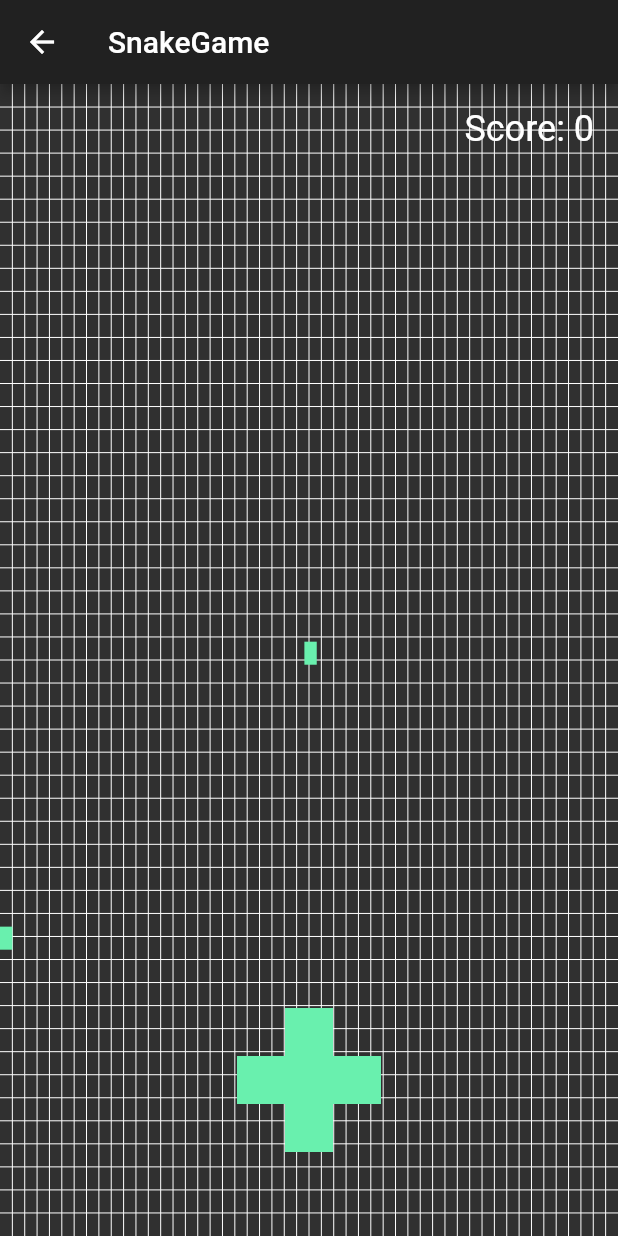
After one commit to Nolence/flutter_challenges, a Flutter app: the screen it shows after launch, after a tap on "Snake", on a phone screen of 412 x 824 dp. The commit adds this screen. Run offline on Flutter 3.47's test engine with Material 2 defaults, Android fonts, the phone set to English and light mode, and no system bars; missing offline and left inert: fast_noise.

Commit message:
Basic structure of snake game

```diff
--- a/lib/main.dart
+++ b/lib/main.dart
@@ -1,6 +1,7 @@
 import 'package:challenges/constants.dart';
 import 'package:challenges/pages/bubbles/bubbles.dart';
 import 'package:challenges/pages/fractals/fractals.dart';
+import 'package:challenges/pages/snake_game/snake_game.dart';
 import 'package:challenges/pages/starfield/starfield.dart';
 import 'package:challenges/pages/walkers/walkers.dart';
 import 'package:flutter/material.dart';
@@ -19,6 +20,7 @@ class App extends StatelessWidget {
         '/fractals': (_) => Fractals(),
         '/bubbles': (_) => Bubbles(),
         '/starfield': (_) => Starfield(),
+        '/snake': (_) => SnakeGame(),
       },
     );
   }
@@ -63,6 +65,11 @@ class _HomeState extends State<Home> {
               to: '/bubbles',
               description:
                   'An extension of starfield for drawing popping bubbles',
+            ),
+            PageButton(
+              title: 'Snake',
+              to: '/snake',
+              description: 'Snake game!',
             ),
           ],
         ),
--- /dev/null
+++ b/lib/pages/snake_game/models/snake.dart
@@ -0,0 +1,30 @@
+import 'package:flutter/material.dart';
+
+class Snake {
+  Snake(
+    this.position,
+    this.direction, {
+    this.height,
+    this.width,
+  }) : speed = 1.0;
+
+  Offset position;
+  Offset direction;
+  final double speed;
+  final double height;
+  final double width;
+
+  void show(Canvas canvas, Paint paint, Size size) {
+    paint = paint..color = Colors.greenAccent;
+
+    canvas.drawRect(
+      Rect.fromLTWH(position.dx, position.dy, width, height),
+      paint,
+    );
+  }
+
+  void update() {
+    // This won't work
+    position += direction * (speed * width);
+  }
+}
--- /dev/null
+++ b/lib/pages/snake_game/snake_game.dart
@@ -0,0 +1,356 @@
+import 'dart:math';
+import 'dart:ui';
+
+import 'package:challenges/mixins/setup_mixin.dart';
+import 'package:challenges/pages/snake_game/models/snake.dart';
+import 'package:challenges/utils/map_range.dart';
+import 'package:flutter/material.dart';
+
+enum GameState { menu, playing, lost }
+
+class SnakeGame extends StatefulWidget {
+  @override
+  _SnakeGameState createState() => _SnakeGameState();
+}
+
+class _SnakeGameState extends State<SnakeGame>
+    with SingleTickerProviderStateMixin, SetupMixin {
+  AnimationController _animationController;
+  Snake snake;
+  var snakeGameState = SnakeGameState(GameState.playing);
+
+  @override
+  void initState() {
+    _animationController = AnimationController(
+      vsync: this,
+      duration: const Duration(days: 365),
+    );
+
+    _animationController.forward();
+
+    super.initState();
+  }
+
+  @override
+  void dispose() {
+    _animationController.dispose();
+
+    super.dispose();
+  }
+
+  @override
+  Widget build(BuildContext context) {
+    return Scaffold(
+      appBar: AppBar(title: Text('SnakeGame')),
+      body: SizedBox.expand(
+        child: AnimatedBuilder(
+          animation: _animationController,
+          builder: (context, __) {
+            return CustomPaint(
+              key: customPaintKey,
+              willChange: true,
+              painter: SnakeGamePainter(
+                _animationController,
+                snake,
+                snakeGameState,
+              ),
+            );
+          },
+        ),
+      ),
+    );
+  }
+
+  @override
+  void onWindowResize(Size size) {}
+
+  @override
+  void setup(Size size) {
+    final random = Random();
+    // FIXME: This sucks. Just spawn the snake in the middle
+    final position = Offset(
+      mapRange(random.nextDouble(), 0, 1, 0, size.width),
+      mapRange(random.nextDouble(), 0, 1, 0, size.height),
+    );
+    final speed = Offset(-1, 0);
+
+    final unitHeight = size.height / snakeGameState.rows;
+    final unitWidth = size.width / snakeGameState.columns;
+
+    snake = Snake(
+      position,
+      speed,
+      width: unitWidth,
+      height: unitHeight,
+    );
+
+    snakeGameState.foods.add(
+      Food(
+        Offset(
+          mapRange(random.nextDouble(), 0, 1, 0, size.width),
+          mapRange(random.nextDouble(), 0, 1, 0, size.height),
+        ),
+        width: unitWidth,
+        height: unitHeight,
+      ),
+    );
+  }
+}
+
+class Food {
+  Food(this.position, {@required this.width, @required this.height});
+
+  final Offset position;
+  final double width;
+  final double height;
+
+  void show(Canvas canvas, Size size, Paint paint) {
+    canvas.drawRect(
+      Rect.fromLTWH(position.dx, position.dy, width, height),
+      paint,
+    );
+  }
+}
+
+/// The snake by of size 1x1 when the game begins.
+/// The actual dimensions will be determined by the screen size.
+/// e.g., the width will be (1 / 50) * size.width
+class SnakeGameState {
+  SnakeGameState(
+    this.gameState, {
+    this.columns = 50,
+    this.rows = 50,
+  });
+
+  final int columns;
+  final int rows;
+  final List<Food> foods = [];
+
+  GameState gameState;
+}
+
+class SnakeGamePainter extends CustomPainter {
+  SnakeGamePainter(this.animation, this.snake, this.snakeGameState)
+      : brush = Paint()..color = Colors.white,
+        textStyle = TextStyle(
+          color: Colors.white,
+          fontSize: 24,
+        ),
+        checkBounds = false,
+        super(repaint: animation);
+
+  static final dPadBottomPadding = 56.0;
+  static final buttonLength = 32.0;
+
+  final Animation<double> animation;
+  final Snake snake;
+  final SnakeGameState snakeGameState;
+  final Paint brush;
+  final bool checkBounds;
+
+  int score = 0;
+  TextStyle textStyle;
+  Size _size;
+
+  @override
+  void paint(Canvas canvas, Size size) {
+    _size = size; // Not ideal
+
+    switch (snakeGameState.gameState) {
+      case GameState.menu:
+        _showStartScreen(canvas, size);
+        break;
+      case GameState.playing:
+        if (checkBounds) {
+          if (_lost(size)) snakeGameState.gameState = GameState.lost;
+        } else {
+          _drawGrid(canvas, size);
+          _clamp(size);
+        }
+        snake.show(canvas, brush, size);
+        snake.update();
+        _drawFood(canvas, size);
+        _paintScore(canvas, size);
+        _drawGamePad(canvas, size);
+        break;
+      case GameState.lost:
+        _paintLostScreen(canvas, size);
+        _paintScore(canvas, size);
+        break;
+    }
+  }
+
+  @override
+  bool shouldRepaint(SnakeGamePainter oldDelegate) => true;
+
+  @override
+  bool hitTest(Offset position) {
+    switch (snakeGameState.gameState) {
+      case GameState.menu:
+        snakeGameState.gameState = GameState.playing;
+        break;
+      case GameState.lost:
+        snakeGameState.gameState = GameState.menu;
+        break;
+      case GameState.playing:
+        _handleDPadInput(position);
+        break;
+    }
+
+    return true;
+  }
+
+  void _drawFood(Canvas canvas, Size size) {
+    for (final food in snakeGameState.foods) {
+      food.show(canvas, size, brush);
+    }
+  }
+
+  void _drawGrid(Canvas canvas, Size size) {
+    for (int i = 1; i <= snakeGameState.rows - 1; i++) {
+      final height = size.height * (i / snakeGameState.rows);
+      canvas.drawLine(Offset(0, height), Offset(size.width, height), brush);
+    }
+    for (int j = 1; j <= snakeGameState.columns - 1; j++) {
+      final width = size.width * (j / snakeGameState.columns);
+      canvas.drawLine(Offset(width, 0), Offset(width, size.height), brush);
+    }
+  }
+
+  /// Checks the bound to see if the snake has gone off the screen
+  bool _lost(Size size) {
+    if (snake.position.dx - (snake.width / 2) <= 0 ||
+        snake.position.dx + (snake.width / 2) >= size.width) {
+      return true;
+    }
+
+    if (snake.position.dy - (snake.width / 2) <= 0 ||
+        snake.position.dy + (snake.height / 2) >= size.height) {
+      return true;
+    }
+
+    return false;
+  }
+
+  void _clamp(Size size) {
+    snake.position = Offset(
+      snake.position.dx.clamp(0.0, size.width - snake.width),
+      snake.position.dy.clamp(0.0, size.height - snake.height),
+    );
+  }
+
+  void _paintLostScreen(Canvas canvas, Size size) {
+    final textSpan = TextSpan(
+      text: 'You lost!\nTap to play again.',
+      style: textStyle,
+    );
+    final textPainter = TextPainter(
+      text: textSpan,
+      textDirection: TextDirection.ltr,
+      textAlign: TextAlign.center,
+    );
+    textPainter.layout(
+      minWidth: 0,
+      maxWidth: size.width,
+    );
+    final offset = Offset(
+      (size.width / 2) - (textPainter.size.width / 2),
+      (size.height / 2) - (textPainter.size.height / 2),
+    );
+    textPainter.paint(canvas, offset);
+  }
+
+  void _handleDPadInput(Offset position) {
+    final bottomCenter = Offset(
+      _size.width / 2,
+      _size.height - dPadBottomPadding,
+    );
+    final rightCenter = Offset(
+      _size.width / 2 + (buttonLength * 1.5),
+      _size.height - dPadBottomPadding - (buttonLength * 1.5),
+    );
+    final topCenter = Offset(
+      _size.width / 2,
+      _size.height - dPadBottomPadding - (buttonLength * 3),
+    );
+    final leftCenter = Offset(
+      _size.width / 2 - (buttonLength * 1.5),
+      _size.height - dPadBottomPadding - (buttonLength * 1.5),
+    );
+
+    if ((bottomCenter - position).distance <= buttonLength) {
+      // Down
+      snake.direction = Offset(0, 1);
+    }
+    if ((rightCenter - position).distance <= buttonLength) {
+      // Right
+      snake.direction = Offset(1, 0);
+    }
+    if ((topCenter - position).distance <= buttonLength) {
+      // Up
+      snake.direction = Offset(0, -1);
+    }
+    if ((leftCenter - position).distance <= buttonLength) {
+      // Left
+      snake.direction = Offset(-1, 0);
+    }
+  }
+
+  void _showStartScreen(Canvas canvas, Size size) {
+    final textSpan = TextSpan(
+      text: 'Press the screen to start',
+      style: textStyle,
+    );
+    final textPainter = TextPainter(
+      text: textSpan,
+      textDirection: TextDirection.ltr,
+    );
+    textPainter.layout(
+      minWidth: 0,
+      maxWidth: size.width,
+    );
+    final offset = Offset(
+      (size.width / 2) - (textPainter.size.width / 2),
+      (size.height / 2) - (textPainter.size.height / 2),
+    );
+    textPainter.paint(canvas, offset);
+  }
+
+  void _drawGamePad(Canvas canvas, Size size) {
+    final bottom = size.height - dPadBottomPadding;
+
+    final path = Path()
+      ..moveTo((size.width / 2) - (buttonLength / 2), bottom)
+      ..relativeLineTo(buttonLength, 0) // right
+      ..relativeLineTo(0, -buttonLength) // up
+      ..relativeLineTo(buttonLength, 0) // right
+      ..relativeLineTo(0, -buttonLength) // up
+      ..relativeLineTo(-buttonLength, 0) // left
+      ..relativeLineTo(0, -buttonLength) // up
+      ..relativeLineTo(-buttonLength, 0) // left
+      ..relativeLineTo(0, buttonLength) // down
+      ..relativeLineTo(-buttonLength, 0) // left
+      ..relativeLineTo(0, buttonLength) // down
+      ..relativeLineTo(buttonLength, 0) // right
+      ..close();
+
+    canvas.drawPath(path, brush);
+  }
+
+  void _paintScore(Canvas canvas, Size size) {
+    final textSpan = TextSpan(
+      text: 'Score: $score',
+      style: textStyle,
+    );
+    final textPainter = TextPainter(
+      text: textSpan,
+      textDirection: TextDirection.ltr,
+    );
+    textPainter.layout(
+      minWidth: 0,
+      maxWidth: size.width,
+    );
+    final offset = Offset(size.width - textPainter.size.width - 16.0, 16.0);
+    textPainter.paint(canvas, offset);
+  }
+}
```
Also changed, not shown: lib/delta_time.dart (+9 -1 lines), lib/pages/bubbles/bubbles.dart (+6 -7 lines), lib/pages/fractals/fractals.dart (+9 -16 lines), lib/pages/starfield/starfield.dart (+6 -7 lines), lib/pages/walkers/walkers.dart (+11 -12 lines), lib/template.dart (+10 -2 lines), lib/utils/draw_pad.dart (added, +40 -0 lines), lib/pages/snake_game/models/food.dart (added).
